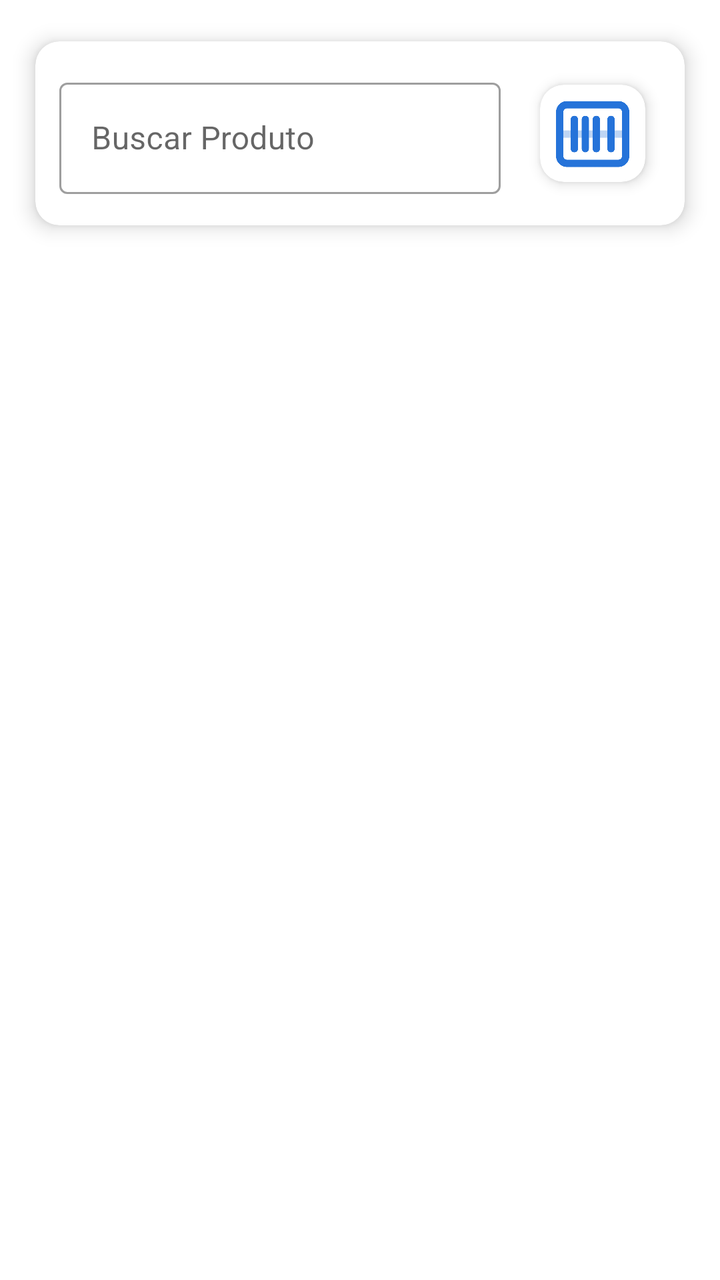
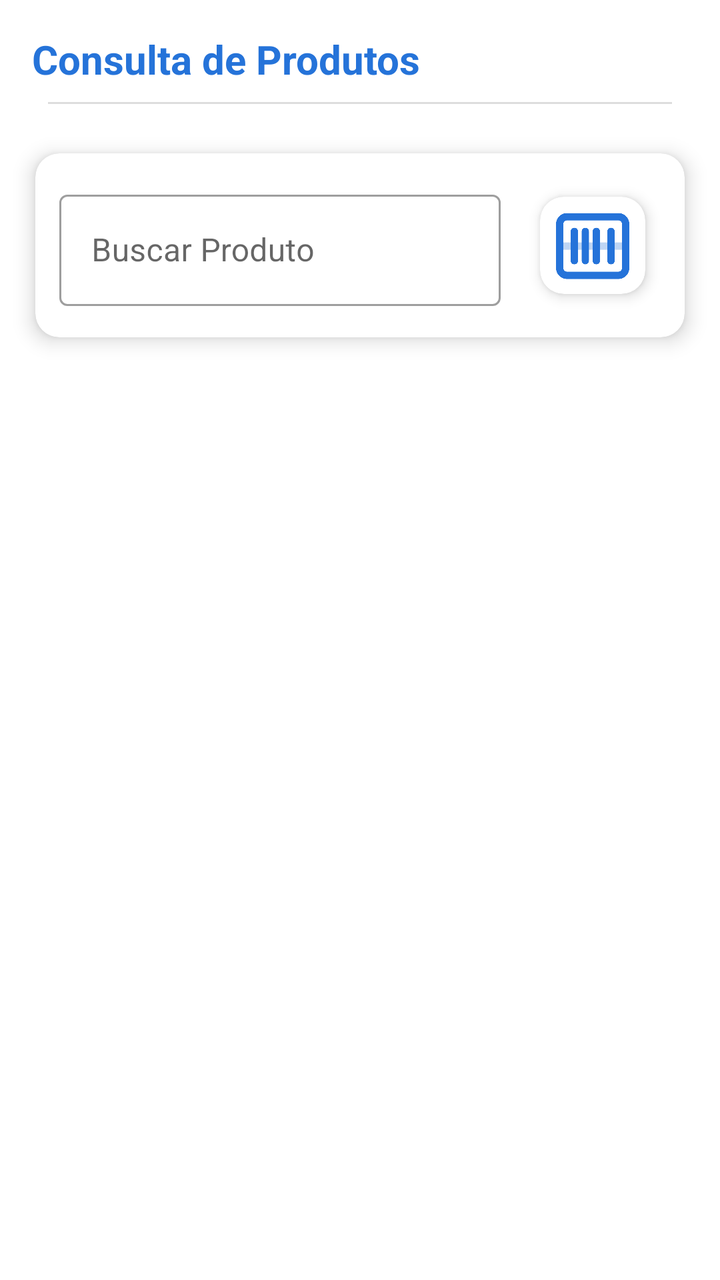

Two renders of the same Android screen: before a commit and after it. Below are the layout's source before the change and the commit's diff.
<!-- AndroidManifest.xml: application theme Theme.ColetorPlus -->
<!-- res/layout/fragment_consulta_produto.xml -->
<?xml version="1.0" encoding="utf-8"?>
<LinearLayout xmlns:android="http://schemas.android.com/apk/res/android"
    xmlns:app="http://schemas.android.com/apk/res-auto"
    android:layout_width="match_parent"
    android:layout_height="match_parent"
    android:orientation="vertical"
    android:clipChildren="false"
    android:clipToPadding="false"
    android:padding="8dp">

    
    <com.google.android.material.card.MaterialCardView
        android:layout_width="match_parent"
        android:layout_height="wrap_content"
        app:cardCornerRadius="12dp"
        app:cardElevation="6dp"
        app:cardUseCompatPadding="true">

        <LinearLayout
            android:layout_width="match_parent"
            android:layout_height="wrap_content"
            android:orientation="horizontal"
            android:gravity="center_vertical"
            android:padding="12dp"
            android:clipChildren="false"
            android:clipToPadding="false">

            <com.google.android.material.textfield.TextInputLayout
                android:id="@+id/tilBuscaGenerica"
                style="@style/Widget.MaterialComponents.TextInputLayout.OutlinedBox"
                android:layout_width="0dp"
                android:layout_height="wrap_content"
                android:layout_weight="1"
                android:hint="Buscar Produto">

                <com.google.android.material.textfield.TextInputEditText
                    android:id="@+id/etBuscaGenerica"
                    android:layout_width="match_parent"
                    android:layout_height="wrap_content"
                    android:imeOptions="actionSearch"
                    android:inputType="text" />
            </com.google.android.material.textfield.TextInputLayout>

            <com.google.android.material.card.MaterialCardView
                android:id="@+id/cardScannerConsulta"
                android:layout_width="68dp"
                android:layout_height="68dp"
                android:layout_marginStart="12dp"
                app:cardCornerRadius="12dp"
                app:cardElevation="4dp"
                app:cardUseCompatPadding="true">

                <ImageButton
                    android:id="@+id/btnScannerConsulta"
                    android:layout_width="match_parent"
                    android:layout_height="match_parent"
                    android:padding="2dp"
                    android:scaleType="fitCenter"
                    android:contentDescription="Escanear EAN"
                    android:src="@drawable/leitor"
                    app:tint="?attr/colorPrimary"
                    android:background="?attr/selectableItemBackground" />
            </com.google.android.material.card.MaterialCardView>
        </LinearLayout>
    </com.google.android.material.card.MaterialCardView>

    
    <com.google.android.material.card.MaterialCardView
        android:id="@+id/cardDetalhesProduto"
        android:layout_width="match_parent"
        android:layout_height="wrap_content"
        android:layout_marginTop="8dp"
        android:visibility="gone"
        app:cardCornerRadius="8dp"
        app:cardElevation="3dp"
        app:cardUseCompatPadding="true">

        <LinearLayout
            android:layout_width="match_parent"
            android:layout_height="wrap_content"
            android:orientation="vertical"
            android:padding="16dp">

            <TextView
                android:id="@+id/tvNomeConsulta"
                android:layout_width="wrap_content"
                android:layout_height="wrap_content"
                android:textSize="18sp"
                android:textStyle="bold"
                android:textColor="?attr/colorOnSurface" />

            <TextView
                android:id="@+id/tvEanConsulta"
                android:layout_width="wrap_content"
                android:layout_height="wrap_content"
                android:layout_marginTop="4dp"
                android:textSize="14sp" />

            <TextView
                android:id="@+id/tvQuantidadeConsulta"
                android:layout_width="wrap_content"
                android:layout_height="wrap_content"
                android:layout_marginTop="4dp"
                android:text="Quantidade Total: 0"
                android:textSize="15sp"
                android:textStyle="bold"
                android:textColor="@color/purple_500" />

            <TextView
                android:id="@+id/tvEnderecoConsulta"
                android:layout_width="wrap_content"
                android:layout_height="wrap_content"
                android:layout_marginTop="4dp"
                android:text="Endereço: Não Vinculado"
                android:textColor="#1976D2"
                android:textStyle="bold" />
        </LinearLayout>
    </com.google.android.material.card.MaterialCardView>

    <androidx.recyclerview.widget.RecyclerView
        android:id="@+id/rvResultadoBusca"
        android:layout_width="match_parent"
        android:layout_height="match_parent"
        android:layout_marginTop="4dp" />

</LinearLayout>
<!-- resources referenced by this layout -->
<resources>
  <color name="purple_500">#2573D9</color>
  <!-- drawable leitor: png bitmap (drawable, 13046 bytes) -->
  <style name="Theme.ColetorPlus" parent="Theme.MaterialComponents.DayNight.DarkActionBar">
          
          <item name="colorPrimary">@color/purple_500</item>
          <item name="colorPrimaryVariant">@color/purple_700</item>
          <item name="colorOnPrimary">@color/white</item>
          
          <item name="colorSecondary">@color/teal_200</item>
          <item name="colorSecondaryVariant">@color/teal_700</item>
          <item name="colorOnSecondary">@color/black</item>
          
          <item name="android:statusBarColor">?attr/colorPrimaryVariant</item>
          
      </style>
  <color name="purple_700">#2573D9</color>
  <color name="white">#F2F2F2</color>
  <color name="teal_200">#FF03DAC5</color>
  <color name="teal_700">#FF018786</color>
  <color name="black">#FF000000</color>
</resources>

<!-- the commit's change to res/layout/fragment_consulta_produto.xml (unified diff, before → after) -->
@@ -7,6 +7,24 @@
     android:clipChildren="false"
     android:clipToPadding="false"
     android:padding="8dp">
+
+    <TextView
+        android:layout_width="wrap_content"
+        android:layout_height="wrap_content"
+        android:layout_marginStart="8dp"
+        android:layout_marginTop="8dp"
+        android:layout_marginBottom="8dp"
+        android:text="@string/menu_consulta_interna"
+        android:textColor="?attr/colorPrimary"
+        android:textSize="20sp"
+        android:textStyle="bold" />
+
+    <View
+        android:layout_width="match_parent"
+        android:layout_height="1dp"
+        android:layout_marginHorizontal="16dp"
+        android:layout_marginBottom="12dp"
+        android:background="#DDDDDD" />
 
     
     <com.google.android.material.card.MaterialCardView
<!-- resource entries referenced after the edit -->
@@ -2,6 +2,7 @@
 <resources>
   <color name="purple_500">#2573D9</color>
   <!-- drawable leitor: png bitmap (drawable, 13046 bytes) -->
+  <string name="menu_consulta_interna">Consulta de Produtos</string>
   <style name="Theme.ColetorPlus" parent="Theme.MaterialComponents.DayNight.DarkActionBar">
           
           <item name="colorPrimary">@color/purple_500</item>
